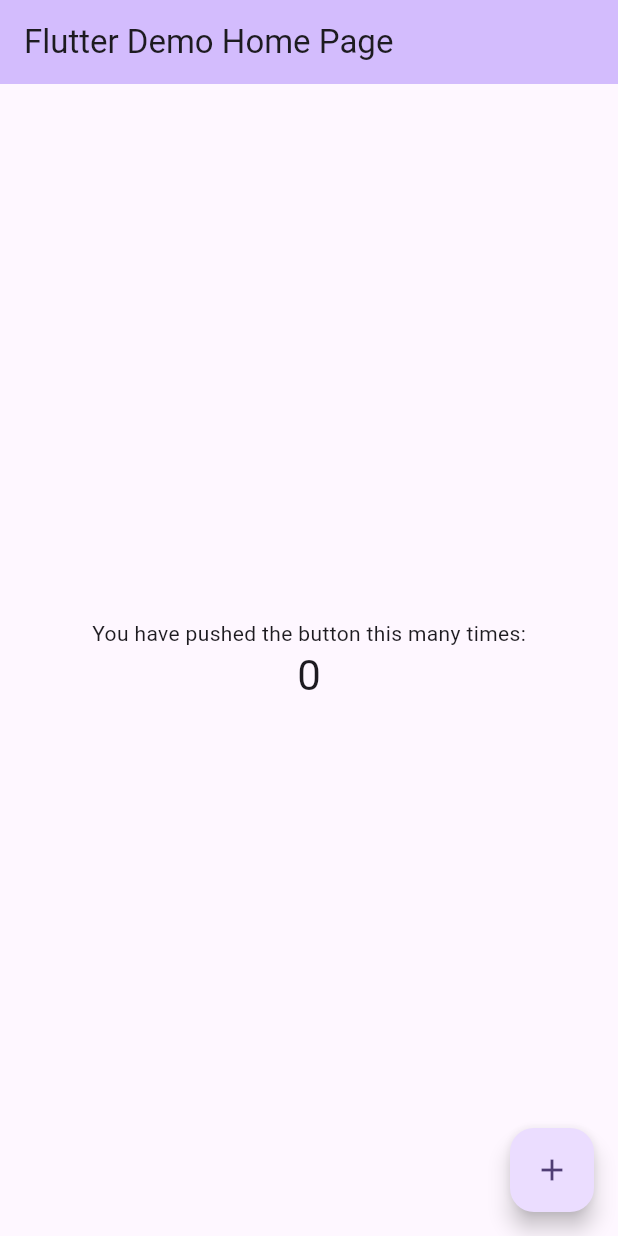
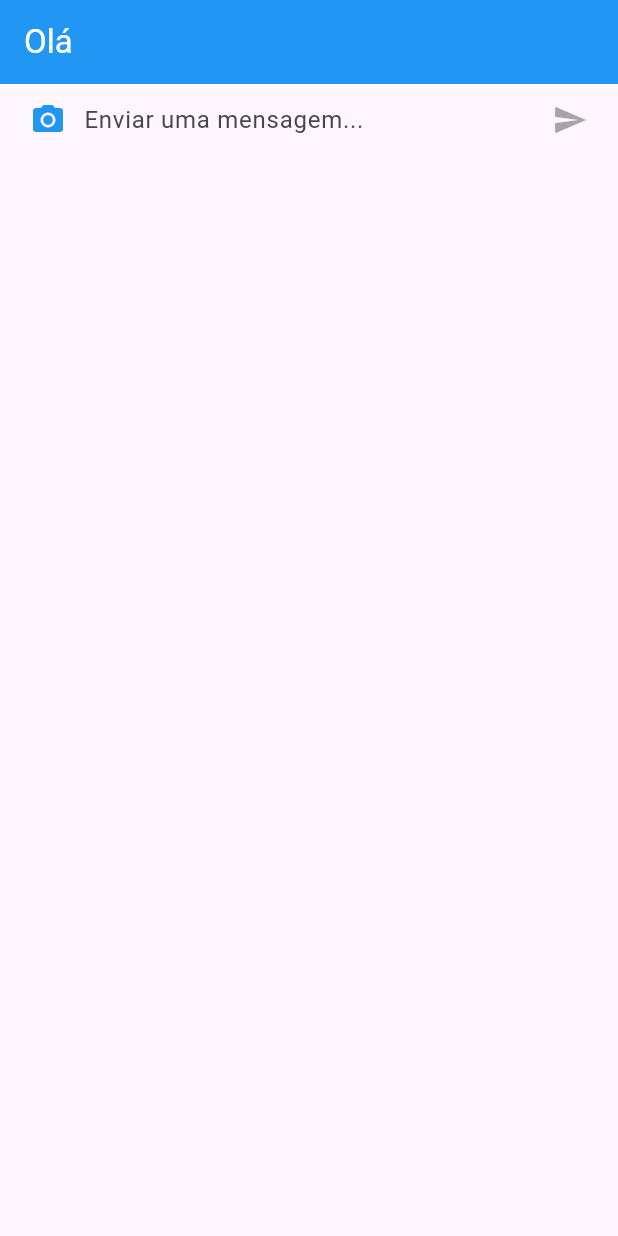
Before and after one commit to iraponan/chat, a Flutter app: the screen it shows after launch, on a phone screen of 412 x 824 dp. Run offline on Flutter 3.47's test engine with Material 3 defaults, Android fonts, the phone set to English and light mode, and no system bars; our stand-ins replace firebase_core; accounts and stored records are empty; generated files the repository leaves out were written again.

Commit message:
Criando o campo de digitação.

```diff
--- /dev/null
+++ b/lib/components/text_composer.dart
@@ -0,0 +1,44 @@
+import 'package:flutter/material.dart';
+
+class TextComposer extends StatefulWidget {
+  const TextComposer({super.key});
+
+  @override
+  State<TextComposer> createState() => _TextComposerState();
+}
+
+class _TextComposerState extends State<TextComposer> {
+  bool _isComposer = false;
+
+  @override
+  Widget build(BuildContext context) {
+    return Container(
+      margin: const EdgeInsets.symmetric(horizontal: 8.0),
+      child: Row(
+        children: [
+          IconButton(
+            onPressed: () {},
+            icon: const Icon(Icons.photo_camera),
+          ),
+          Expanded(
+            child: TextField(
+              decoration: const InputDecoration.collapsed(
+                hintText: 'Enviar uma mensagem...',
+              ),
+              onChanged: (text) {
+                setState(() {
+                  _isComposer = text.isNotEmpty;
+                });
+              },
+              onSubmitted: (text) {},
+            ),
+          ),
+          IconButton(
+            onPressed: _isComposer ? () {} : null,
+            icon: const Icon(Icons.send),
+          ),
+        ],
+      ),
+    );
+  }
+}
--- a/lib/main.dart
+++ b/lib/main.dart
@@ -1,133 +1,25 @@
-import 'package:cloud_firestore/cloud_firestore.dart';
+import 'package:chat/pages/ChatPage.dart';
 import 'package:firebase_core/firebase_core.dart';
 import 'package:flutter/material.dart';
-import 'firebase_options.dart';
+import 'config/firebase_options.dart';
 
 void main() async {
   WidgetsFlutterBinding.ensureInitialized();
   await Firebase.initializeApp(
     options: DefaultFirebaseOptions.currentPlatform,
   );
-  await FirebaseFirestore.instance.collection('col').doc('doc').set({'texto' : 'iraponan'});
-  runApp(const MyApp());
+  runApp(MaterialApp(
+    debugShowCheckedModeBanner: false,
+    theme: ThemeData(
+      appBarTheme: const AppBarTheme(
+        backgroundColor: Colors.blue,
+        foregroundColor: Colors.white,
+      ),
+      primarySwatch: Colors.blue,
+      iconTheme: const IconThemeData(
+        color: Colors.blue,
+      ),
+    ),
+    home: const ChatPage(),
+  ));
 }
-
-class MyApp extends StatelessWidget {
-  const MyApp({super.key});
-
-  // This widget is the root of your application.
-  @override
-  Widget build(BuildContext context) {
-    return MaterialApp(
-      title: 'Flutter Demo',
-      theme: ThemeData(
-        // This is the theme of your application.
-        //
-        // TRY THIS: Try running your application with "flutter run". You'll see
-        // the application has a purple toolbar. Then, without quitting the app,
-        // try changing the seedColor in the colorScheme below to Colors.green
-        // and then invoke "hot reload" (save your changes or press the "hot
-        // reload" button in a Flutter-supported IDE, or press "r" if you used
-        // the command line to start the app).
-        //
-        // Notice that the counter didn't reset back to zero; the application
-        // state is not lost during the reload. To reset the state, use hot
-        // restart instead.
-        //
-        // This works for code too, not just values: Most code changes can be
-        // tested with just a hot reload.
-        colorScheme: ColorScheme.fromSeed(seedColor: Colors.deepPurple),
-        useMaterial3: true,
-      ),
-      home: const MyHomePage(title: 'Flutter Demo Home Page'),
-    );
-  }
-}
-
-class MyHomePage extends StatefulWidget {
-  const MyHomePage({super.key, required this.title});
-
-  // This widget is the home page of your application. It is stateful, meaning
-  // that it has a State object (defined below) that contains fields that affect
-  // how it looks.
-
-  // This class is the configuration for the state. It holds the values (in this
-  // case the title) provided by the parent (in this case the App widget) and
-  // used by the build method of the State. Fields in a Widget subclass are
-  // always marked "final".
-
-  final String title;
-
-  @override
-  State<MyHomePage> createState() => _MyHomePageState();
-}
-
-class _MyHomePageState extends State<MyHomePage> {
-  int _counter = 0;
-
-  void _incrementCounter() {
-    setState(() {
-      // This call to setState tells the Flutter framework that something has
-      // changed in this State, which causes it to rerun the build method below
-      // so that the display can reflect the updated values. If we changed
-      // _counter without calling setState(), then the build method would not be
-      // called again, and so nothing would appear to happen.
-      _counter++;
-    });
-  }
-
-  @override
-  Widget build(BuildContext context) {
-    // This method is rerun every time setState is called, for instance as done
-    // by the _incrementCounter method above.
-    //
-    // The Flutter framework has been optimized to make rerunning build methods
-    // fast, so that you can just rebuild anything that needs updating rather
-    // than having to individually change instances of widgets.
-    return Scaffold(
-      appBar: AppBar(
-        // TRY THIS: Try changing the color here to a specific color (to
-        // Colors.amber, perhaps?) and trigger a hot reload to see the AppBar
-        // change color while the other colors stay the same.
-        backgroundColor: Theme.of(context).colorScheme.inversePrimary,
-        // Here we take the value from the MyHomePage object that was created by
-        // the App.build method, and use it to set our appbar title.
-        title: Text(widget.title),
-      ),
-      body: Center(
-        // Center is a layout widget. It takes a single child and positions it
-        // in the middle of the parent.
-        child: Column(
-          // Column is also a layout widget. It takes a list of children and
-          // arranges them vertically. By default, it sizes itself to fit its
-          // children horizontally, and tries to be as tall as its parent.
-          //
-          // Column has various properties to control how it sizes itself and
-          // how it positions its children. Here we use mainAxisAlignment to
-          // center the children vertically; the main axis here is the vertical
-          // axis because Columns are vertical (the cross axis would be
-          // horizontal).
-          //
-          // TRY THIS: Invoke "debug painting" (choose the "Toggle Debug Paint"
-          // action in the IDE, or press "p" in the console), to see the
-          // wireframe for each widget.
-          mainAxisAlignment: MainAxisAlignment.center,
-          children: <Widget>[
-            const Text(
-              'You have pushed the button this many times:',
-            ),
-            Text(
-              '$_counter',
-              style: Theme.of(context).textTheme.headlineMedium,
-            ),
-          ],
-        ),
-      ),
-      floatingActionButton: FloatingActionButton(
-        onPressed: _incrementCounter,
-        tooltip: 'Increment',
-        child: const Icon(Icons.add),
-      ), // This trailing comma makes auto-formatting nicer for build methods.
-    );
-  }
-}
--- /dev/null
+++ b/lib/pages/ChatPage.dart
@@ -0,0 +1,24 @@
+import 'package:chat/components/text_composer.dart';
+import 'package:flutter/material.dart';
+
+class ChatPage extends StatefulWidget {
+  const ChatPage({super.key});
+
+  @override
+  State<ChatPage> createState() => _ChatPageState();
+}
+
+class _ChatPageState extends State<ChatPage> {
+  @override
+  Widget build(BuildContext context) {
+    return Scaffold(
+      appBar: AppBar(
+        title: const Text('Olá'),
+        elevation: 0,
+        // backgroundColor: Colors.blue,
+        // foregroundColor: Colors.white,
+      ),
+      body: const TextComposer(),
+    );
+  }
+}
```
Also changed, not shown: 2 other files.
